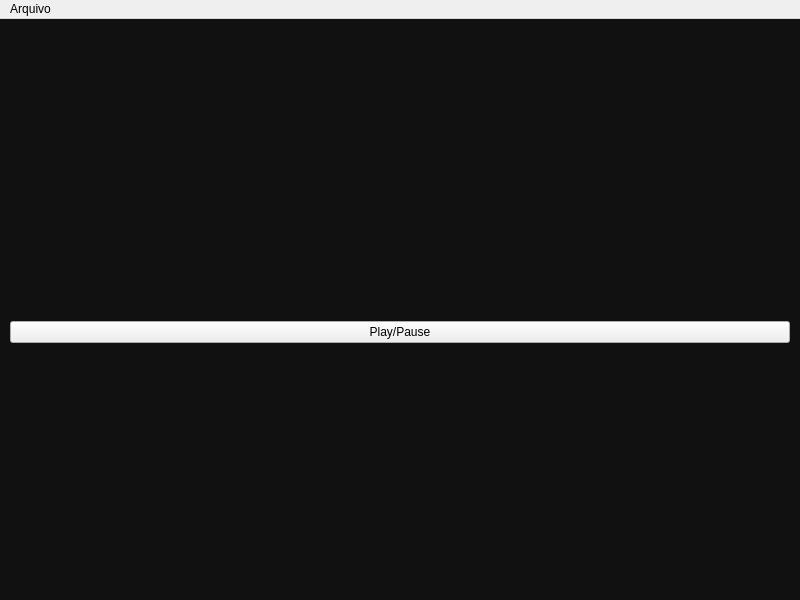
Old version of the form frontend/programa.ui in the repository BrunoCardosoFS/Teste-Actions-Qt.
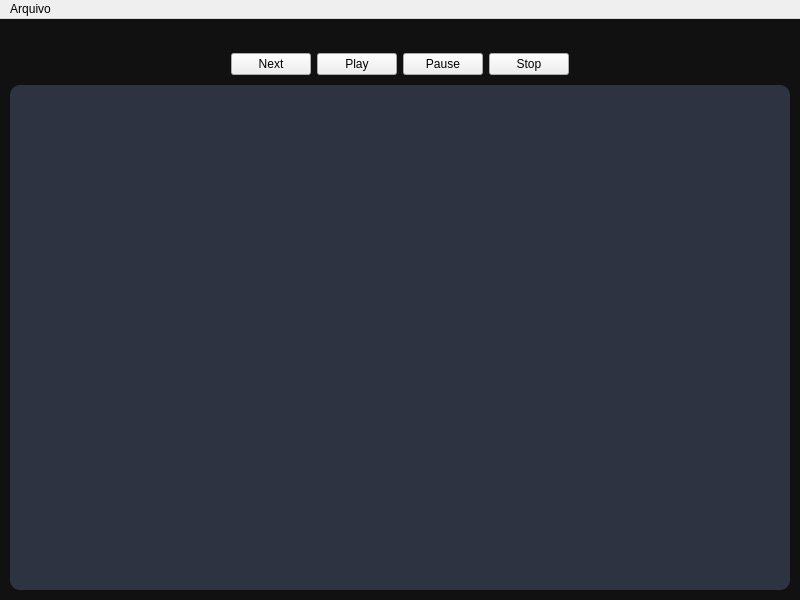
New version of the form. Icons and pictures are not drawn.

Commit message: Testes da nova playlist do Flow

Diff of the .ui file:
```diff
--- a/frontend/programa.ui
+++ b/frontend/programa.ui
@@ -18,14 +18,30 @@
     <normaloff>:/images/icons/logo-naxistudio.svg</normaloff>:/images/icons/logo-naxistudio.svg</iconset>
   </property>
   <property name="styleSheet">
-   <string notr="true">#centralwidget{
+   <string notr="true">#centralwidget, QMainWindow{
 	background-color: #111111;
+}
+
+QScrollArea{
+	background-color: transparent;
+	border: none;
+}
+
+#playlistItems{
+	background-color: #1a1a1a;
+	border-radius: 10px;
+}
+
+#playlistArea, #playlist{
+	background-color: #2D3340;
+	border: none;
+	border-radius: 10px;
 }</string>
   </property>
   <widget class="QWidget" name="centralwidget">
    <layout class="QVBoxLayout" name="verticalLayout">
     <property name="spacing">
-     <number>30</number>
+     <number>10</number>
     </property>
     <property name="leftMargin">
      <number>10</number>
@@ -39,19 +55,6 @@
     <property name="bottomMargin">
      <number>10</number>
     </property>
-    <item>
-     <spacer name="verticalSpacer_2">
-      <property name="orientation">
-       <enum>Qt::Orientation::Vertical</enum>
-      </property>
-      <property name="sizeHint" stdset="0">
-       <size>
-        <width>20</width>
-        <height>40</height>
-       </size>
-      </property>
-     </spacer>
-    </item>
     <item alignment="Qt::AlignmentFlag::AlignHCenter">
      <widget class="QLabel" name="label">
       <property name="sizePolicy">
@@ -62,8 +65,8 @@
       </property>
       <property name="maximumSize">
        <size>
-        <width>400</width>
-        <height>95</height>
+        <width>250</width>
+        <height>59</height>
        </size>
       </property>
       <property name="text">
@@ -78,24 +81,119 @@
      </widget>
     </item>
     <item>
-     <widget class="QPushButton" name="pushButton">
-      <property name="text">
-       <string>Play/Pause</string>
-      </property>
+     <widget class="QWidget" name="widget" native="true">
+      <layout class="QHBoxLayout" name="horizontalLayout">
+       <property name="leftMargin">
+        <number>0</number>
+       </property>
+       <property name="topMargin">
+        <number>0</number>
+       </property>
+       <property name="rightMargin">
+        <number>0</number>
+       </property>
+       <property name="bottomMargin">
+        <number>0</number>
+       </property>
+       <item>
+        <spacer name="horizontalSpacer">
+         <property name="orientation">
+          <enum>Qt::Orientation::Horizontal</enum>
+         </property>
+         <property name="sizeHint" stdset="0">
+          <size>
+           <width>40</width>
+           <height>20</height>
+          </size>
+         </property>
+        </spacer>
+       </item>
+       <item>
+        <widget class="QPushButton" name="btnNext">
+         <property name="text">
+          <string>Next</string>
+         </property>
+        </widget>
+       </item>
+       <item>
+        <widget class="QPushButton" name="btnPlay">
+         <property name="text">
+          <string>Play</string>
+         </property>
+        </widget>
+       </item>
+       <item>
+        <widget class="QPushButton" name="btnPause">
+         <property name="text">
+          <string>Pause</string>
+         </property>
+        </widget>
+       </item>
+       <item>
+        <widget class="QPushButton" name="btnStop">
+         <property name="text">
+          <string>Stop</string>
+         </property>
+        </widget>
+       </item>
+       <item>
+        <spacer name="horizontalSpacer_2">
+         <property name="orientation">
+          <enum>Qt::Orientation::Horizontal</enum>
+         </property>
+         <property name="sizeHint" stdset="0">
+          <size>
+           <width>40</width>
+           <height>20</height>
+          </size>
+         </property>
+        </spacer>
+       </item>
+      </layout>
      </widget>
     </item>
     <item>
-     <spacer name="verticalSpacer">
-      <property name="orientation">
-       <enum>Qt::Orientation::Vertical</enum>
-      </property>
-      <property name="sizeHint" stdset="0">
-       <size>
-        <width>20</width>
-        <height>40</height>
-       </size>
-      </property>
-     </spacer>
+     <widget class="QWidget" name="playlistArea" native="true">
+      <layout class="QVBoxLayout" name="verticalLayout_2">
+       <property name="spacing">
+        <number>5</number>
+       </property>
+       <property name="leftMargin">
+        <number>5</number>
+       </property>
+       <property name="topMargin">
+        <number>5</number>
+       </property>
+       <property name="rightMargin">
+        <number>5</number>
+       </property>
+       <property name="bottomMargin">
+        <number>5</number>
+       </property>
+       <item>
+        <widget class="QListView" name="playlist">
+         <property name="horizontalScrollBarPolicy">
+          <enum>Qt::ScrollBarPolicy::ScrollBarAlwaysOff</enum>
+         </property>
+         <property name="dragEnabled">
+          <bool>true</bool>
+         </property>
+         <property name="dragDropMode">
+          <enum>QAbstractItemView::DragDropMode::DragDrop</enum>
+         </property>
+         <property name="defaultDropAction">
+          <enum>Qt::DropAction::MoveAction</enum>
+         </property>
+         <property name="selectionBehavior">
+          <enum>QAbstractItemView::SelectionBehavior::SelectItems</enum>
+         </property>
+         <property name="verticalScrollMode">
+          <enum>QAbstractItemView::ScrollMode::ScrollPerPixel</enum>
+         </property>
+        </widget>
+       </item>
+      </layout>
+     </widget>
     </item>
    </layout>
   </widget>
```
Left out of the diff: 2 changed lines with no effect on the pictures. The commit also changes 14 other files.
